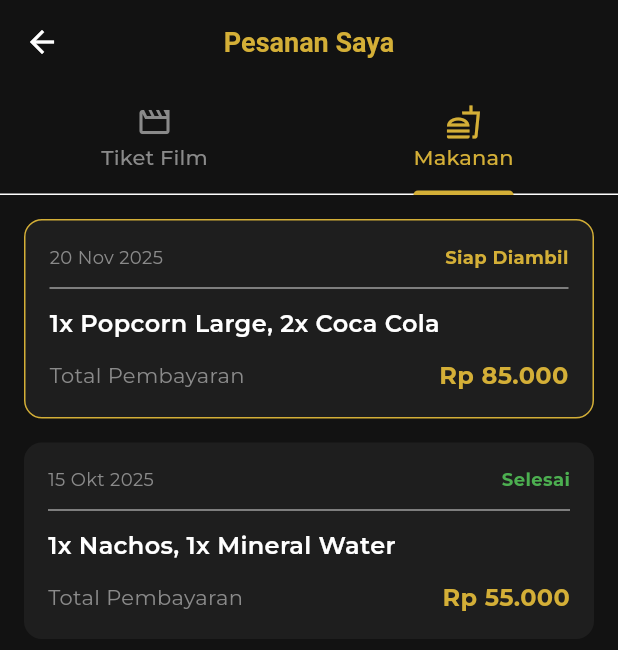
After one commit to adalahruna/UAS-PBP-CINEMA-NOIR, a Flutter app: the MyOrdersPage screen opened by its route, tab 2 chosen, on a phone screen of 412 x 824 dp. The commit adds this screen. Shown: the top 650 px of the screen. Run offline on Flutter 3.47's test engine with Material 3 defaults, Android fonts, the phone set to English and light mode, and no system bars; our stand-ins replace animated_text_kit, bloc, cached_network_image, carousel_slider, cloud_firestore, dio and 8 more; missing offline and left inert: dart:html, dart:ui_web; accounts and stored records are empty; network calls fail.

Commit message:
order page

```diff
--- a/lib/core/routes/app_router.dart
+++ b/lib/core/routes/app_router.dart
@@ -10,6 +10,7 @@ import 'package:cinema_noir/features/home/data/models/movie_model.dart';
 import 'package:cinema_noir/features/splash/presentation/pages/splash_screen.dart';
 import 'package:cinema_noir/features/cinemas/presentation/pages/cinemas_page.dart';
 import 'auth_stream_listener.dart';
+import 'package:cinema_noir/features/home/presentation/pages/my_orders_page.dart';
 
 class AppRouter {
   static final AuthStreamListener _authListener = AuthStreamListener();
@@ -89,6 +90,12 @@ class AppRouter {
         },
         routes: [
           GoRoute(
+            path: 'my-orders',
+            builder: (BuildContext context, GoRouterState state) {
+              return const MyOrdersPage();
+            },
+          ),
+          GoRoute(
             path: 'movies',
             builder: (BuildContext context, GoRouterState state) {
               final category = state.uri.queryParameters['category'];
@@ -137,6 +144,7 @@ class AppRouter {
         ],
       ),
     ],
+
     redirect: (BuildContext context, GoRouterState state) {
       final bool isLoggedIn = (FirebaseAuth.instance.currentUser != null);
       final String location = state.matchedLocation;
--- /dev/null
+++ b/lib/features/home/presentation/pages/my_orders_page.dart
@@ -0,0 +1,250 @@
+// File: lib/features/home/presentation/pages/my_orders_page.dart
+
+import 'package:flutter/material.dart';
+import 'package:cinema_noir/core/constants/app_colors.dart';
+import 'package:cached_network_image/cached_network_image.dart';
+
+class MyOrdersPage extends StatelessWidget {
+  const MyOrdersPage({super.key});
+
+  @override
+  Widget build(BuildContext context) {
+    return DefaultTabController(
+      length: 2,
+      child: Scaffold(
+        backgroundColor: AppColors.darkBackground,
+        appBar: AppBar(
+          backgroundColor: AppColors.darkBackground,
+          title: const Text(
+            'Pesanan Saya',
+            style: TextStyle(color: AppColors.gold, fontWeight: FontWeight.bold),
+          ),
+          iconTheme: const IconThemeData(color: AppColors.textWhite),
+          bottom: const TabBar(
+            indicatorColor: AppColors.gold,
+            labelColor: AppColors.gold,
+            unselectedLabelColor: AppColors.textGrey,
+            tabs: [
+              Tab(icon: Icon(Icons.movie_outlined), text: 'Tiket Film'),
+              Tab(icon: Icon(Icons.fastfood_outlined), text: 'Makanan'),
+            ],
+          ),
+        ),
+        body: const TabBarView(
+          children: [
+            _TicketHistoryList(),
+            _FoodOrderList(),
+          ],
+        ),
+      ),
+    );
+  }
+}
+
+// --- WIDGET LIST RIWAYAT TIKET ---
+class _TicketHistoryList extends StatelessWidget {
+  const _TicketHistoryList();
+
+  @override
+  Widget build(BuildContext context) {
+    // Data Dummy untuk simulasi
+    final tickets = [
+      {
+        'title': 'Oppenheimer',
+        'date': '20 Nov 2025, 19:00',
+        'cinema': 'Cinema Noir XXI - Studio 1',
+        'seats': 'E4, E5',
+        'status': 'Aktif',
+        'poster': 'https://image.tmdb.org/t/p/w500/8Gxv8gSFCU0XGDykEGv7zR1n2ua.jpg',
+      },
+      {
+        'title': 'Barbie',
+        'date': '15 Okt 2025, 14:30',
+        'cinema': 'Cinema Noir XXI - Studio 3',
+        'seats': 'F10, F11',
+        'status': 'Selesai',
+        'poster': 'https://image.tmdb.org/t/p/w500/iuFNMS8U5cb6xfzi51Dbkovj7vM.jpg',
+      },
+    ];
+
+    return ListView.builder(
+      padding: const EdgeInsets.all(16),
+      itemCount: tickets.length,
+      itemBuilder: (context, index) {
+        final ticket = tickets[index];
+        final isActive = ticket['status'] == 'Aktif';
+
+        return Container(
+          margin: const EdgeInsets.only(bottom: 16),
+          decoration: BoxDecoration(
+            color: AppColors.darkGrey,
+            borderRadius: BorderRadius.circular(12),
+            border: isActive ? Border.all(color: AppColors.gold, width: 1) : null,
+          ),
+          child: Padding(
+            padding: const EdgeInsets.all(12.0),
+            child: Row(
+              children: [
+                // Poster
+                ClipRRect(
+                  borderRadius: BorderRadius.circular(8),
+                  child: CachedNetworkImage(
+                    imageUrl: ticket['poster'] as String,
+                    width: 70,
+                    height: 100,
+                    fit: BoxFit.cover,
+                    errorWidget: (context, url, error) =>
+                        Container(color: Colors.grey, width: 70, height: 100),
+                  ),
+                ),
+                const SizedBox(width: 16),
+                // Detail Info
+                Expanded(
+                  child: Column(
+                    crossAxisAlignment: CrossAxisAlignment.start,
+                    children: [
+                      Text(
+                        ticket['title'] as String,
+                        style: const TextStyle(
+                          color: AppColors.textWhite,
+                          fontSize: 16,
+                          fontWeight: FontWeight.bold,
+                        ),
+                      ),
+                      const SizedBox(height: 8),
+                      Text(
+                        ticket['cinema'] as String,
+                        style: const TextStyle(color: AppColors.textGrey, fontSize: 12),
+                      ),
+                      Text(
+                        ticket['date'] as String,
+                        style: const TextStyle(color: AppColors.textGrey, fontSize: 12),
+                      ),
+                      const SizedBox(height: 8),
+                      Row(
+                        mainAxisAlignment: MainAxisAlignment.spaceBetween,
+                        children: [
+                          Text(
+                            'Kursi: ${ticket['seats']}',
+                            style: const TextStyle(color: AppColors.textWhite, fontWeight: FontWeight.w600),
+                          ),
+                          Container(
+                            padding: const EdgeInsets.symmetric(horizontal: 8, vertical: 4),
+                            decoration: BoxDecoration(
+                              color: isActive ? AppColors.gold : Colors.grey,
+                              borderRadius: BorderRadius.circular(4),
+                            ),
+                            child: Text(
+                              ticket['status'] as String,
+                              style: TextStyle(
+                                color: isActive ? AppColors.darkBackground : Colors.white,
+                                fontSize: 10,
+                                fontWeight: FontWeight.bold,
+                              ),
+                            ),
+                          ),
+                        ],
+                      ),
+                    ],
+                  ),
+                ),
+              ],
+            ),
+          ),
+        );
+      },
+    );
+  }
+}
+
+// --- WIDGET LIST RIWAYAT MAKANAN ---
+class _FoodOrderList extends StatelessWidget {
+  const _FoodOrderList();
+
+  @override
+  Widget build(BuildContext context) {
+    // Data Dummy
+    final foodOrders = [
+      {
+        'items': '1x Popcorn Large, 2x Coca Cola',
+        'date': '20 Nov 2025',
+        'total': 'Rp 85.000',
+        'status': 'Siap Diambil',
+      },
+      {
+        'items': '1x Nachos, 1x Mineral Water',
+        'date': '15 Okt 2025',
+        'total': 'Rp 55.000',
+        'status': 'Selesai',
+      },
+    ];
+
+    return ListView.builder(
+      padding: const EdgeInsets.all(16),
+      itemCount: foodOrders.length,
+      itemBuilder: (context, index) {
+        final order = foodOrders[index];
+        final isReady = order['status'] == 'Siap Diambil';
+
+        return Container(
+          margin: const EdgeInsets.only(bottom: 16),
+          padding: const EdgeInsets.all(16),
+          decoration: BoxDecoration(
+            color: AppColors.darkGrey,
+            borderRadius: BorderRadius.circular(12),
+            border: isReady ? Border.all(color: AppColors.gold, width: 1) : null,
+          ),
+          child: Column(
+            crossAxisAlignment: CrossAxisAlignment.start,
+            children: [
+              Row(
+                mainAxisAlignment: MainAxisAlignment.spaceBetween,
+                children: [
+                  Text(
+                    order['date'] as String,
+                    style: const TextStyle(color: AppColors.textGrey, fontSize: 12),
+                  ),
+                  Text(
+                    order['status'] as String,
+                    style: TextStyle(
+                      color: isReady ? AppColors.gold : Colors.green,
+                      fontWeight: FontWeight.bold,
+                      fontSize: 12,
+                    ),
+                  ),
+                ],
+              ),
+              const Divider(color: Colors.grey, height: 24),
+              Text(
+                order['items'] as String,
+                style: const TextStyle(
+                  color: AppColors.textWhite,
+                  fontSize: 16,
+                  fontWeight: FontWeight.w600,
+                ),
+              ),
+              const SizedBox(height: 12),
+              Row(
+                mainAxisAlignment: MainAxisAlignment.spaceBetween,
+                children: [
+                  const Text(
+                    'Total Pembayaran',
+                    style: TextStyle(color: AppColors.textGrey),
+                  ),
+                  Text(
+                    order['total'] as String,
+                    style: const TextStyle(
+                      color: AppColors.gold,
+                      fontWeight: FontWeight.bold,
+                      fontSize: 16,
+                    ),
+                  ),
+                ],
+              ),
+            ],
+          ),
+        );
+      },
+    );
+  }
+}
```
Also changed, not shown: lib/features/home/presentation/pages/home_page.dart (+8 -0 lines).
